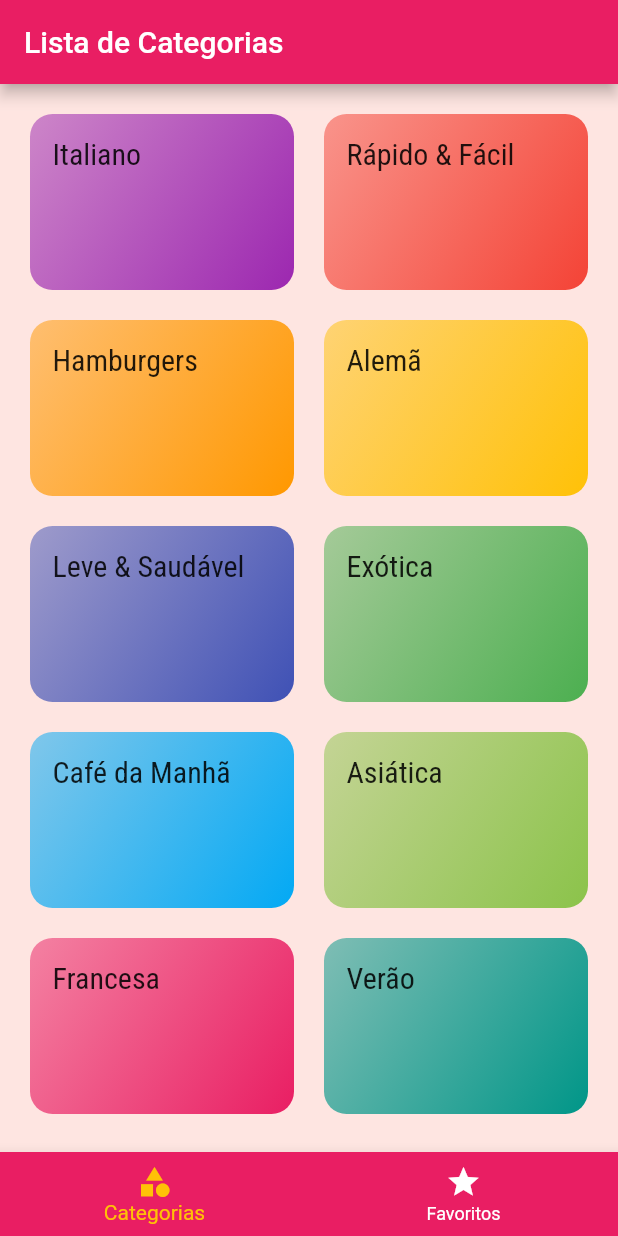
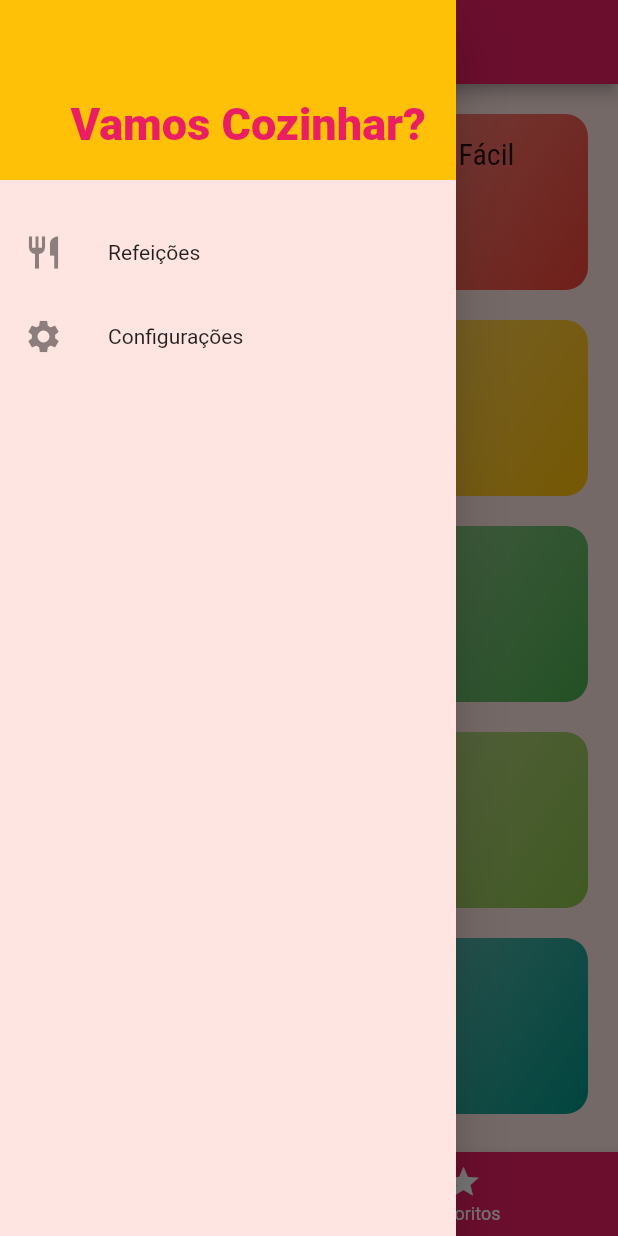
Before and after one commit to rafaeucastro/meals, a Flutter app: the screen it shows after launch, with the side drawer open (before the commit the screen has no drawer), on a phone screen of 412 x 824 dp. Run offline on Flutter 3.47's test engine with Material 2 defaults, Android fonts, the phone set to English and light mode, and no system bars.

Commit message:
Added Drawer and Favorite Meal Icon

```diff
--- /dev/null
+++ b/lib/components/main_drawer.dart
@@ -0,0 +1,61 @@
+import 'package:flutter/material.dart';
+
+import '../utils/app_routes.dart';
+
+class MainDrawer extends StatelessWidget {
+  const MainDrawer({Key? key}) : super(key: key);
+
+  Widget _createItem(IconData icon, String label, BuildContext context,
+      void Function() onTap) {
+    return ListTile(
+      leading: Icon(
+        icon,
+        size: 26,
+      ),
+      title: Text(
+        label,
+        style: Theme.of(context).textTheme.bodyMedium,
+      ),
+      onTap: onTap,
+    );
+  }
+
+  @override
+  Widget build(BuildContext context) {
+    return Drawer(
+      child: Column(
+        children: [
+          Container(
+            height: 120,
+            width: double.infinity,
+            padding: const EdgeInsets.all(20),
+            color: Theme.of(context).colorScheme.secondary,
+            alignment: Alignment.bottomRight,
+            child: Text(
+              "Vamos Cozinhar?",
+              style: TextStyle(
+                fontSize: 30,
+                fontWeight: FontWeight.w900,
+                color: Theme.of(context).primaryColor,
+              ),
+            ),
+          ),
+          const SizedBox(height: 20),
+          _createItem(
+            Icons.restaurant,
+            "Refeições",
+            context,
+            () => Navigator.of(context).pushReplacementNamed(AppRoutes.HOME),
+          ),
+          _createItem(
+            Icons.settings,
+            "Configurações",
+            context,
+            () =>
+                Navigator.of(context).pushReplacementNamed(AppRoutes.SETTINGS),
+          ),
+        ],
+      ),
+    );
+  }
+}
--- a/lib/main.dart
+++ b/lib/main.dart
@@ -1,12 +1,12 @@
 import 'package:flutter/material.dart';
-import 'package:meals/screens/meal_detail_screen.dart';
 
-import 'screens/categories_screen.dart';
-import 'screens/categories_meals_screens.dart';
+import 'utils/app_routes.dart';
+
 import 'screens/tabs_screen.dart';
 import 'screens/meal_detail_screen.dart';
-
-import 'utils/app_routes.dart';
+import 'screens/categories_meals_screens.dart';
+import 'screens/settings_screen.dart';
+import 'screens/categories_screen.dart';
 
 void main() => runApp(const Meals());
 
@@ -33,9 +33,10 @@ class Meals extends StatelessWidget {
             )),
       ),
       routes: {
-        AppRoutes.HOME: (ctx) => TabsScreen(),
+        AppRoutes.HOME: (ctx) => const TabsScreen(),
         AppRoutes.CATEGORIES_MEALS: (cxt) => const CategoriesMealsScreen(),
         AppRoutes.MEAL_DETAIL: (cxt) => const MealDetailScreen(),
+        AppRoutes.SETTINGS: (cxt) => const SettingsScreen(),
       },
     );
   }
--- a/lib/screens/meal_detail_screen.dart
+++ b/lib/screens/meal_detail_screen.dart
@@ -87,6 +87,12 @@ class MealDetailScreen extends StatelessWidget {
           ],
         ),
       ),
+      floatingActionButton: FloatingActionButton(
+        child: Icon(Icons.star),
+        onPressed: () {
+          Navigator.of(context).pop(meal.title);
+        },
+      ),
     );
   }
 }
--- a/lib/screens/tabs_screen.dart
+++ b/lib/screens/tabs_screen.dart
@@ -2,6 +2,8 @@ import 'package:flutter/material.dart';
 
 import 'categories_screen.dart';
 import 'favorite_screen.dart';
+
+import '../components/main_drawer.dart';
 
 class TabsScreen extends StatefulWidget {
   const TabsScreen({Key? key}) : super(key: key);
@@ -35,6 +37,7 @@ class _TabsScreenState extends State<TabsScreen> {
       appBar: AppBar(
         title: Text(_titles[_selectedScreenIndex]),
       ),
+      drawer: MainDrawer(),
       body: _screens[_selectedScreenIndex],
       bottomNavigationBar: BottomNavigationBar(
         onTap: _selectScreen,
--- a/lib/utils/app_routes.dart
+++ b/lib/utils/app_routes.dart
@@ -4,4 +4,5 @@ class AppRoutes {
   static const HOME = '/';
   static const CATEGORIES_MEALS = '/categories-meals';
   static const MEAL_DETAIL = '/meal-detail';
+  static const SETTINGS = '/settings';
 }
```
Also changed, not shown: lib/components/meal_item.dart (+10 -2 lines), lib/screens/settings_screen.dart (added, +19 -0 lines).
